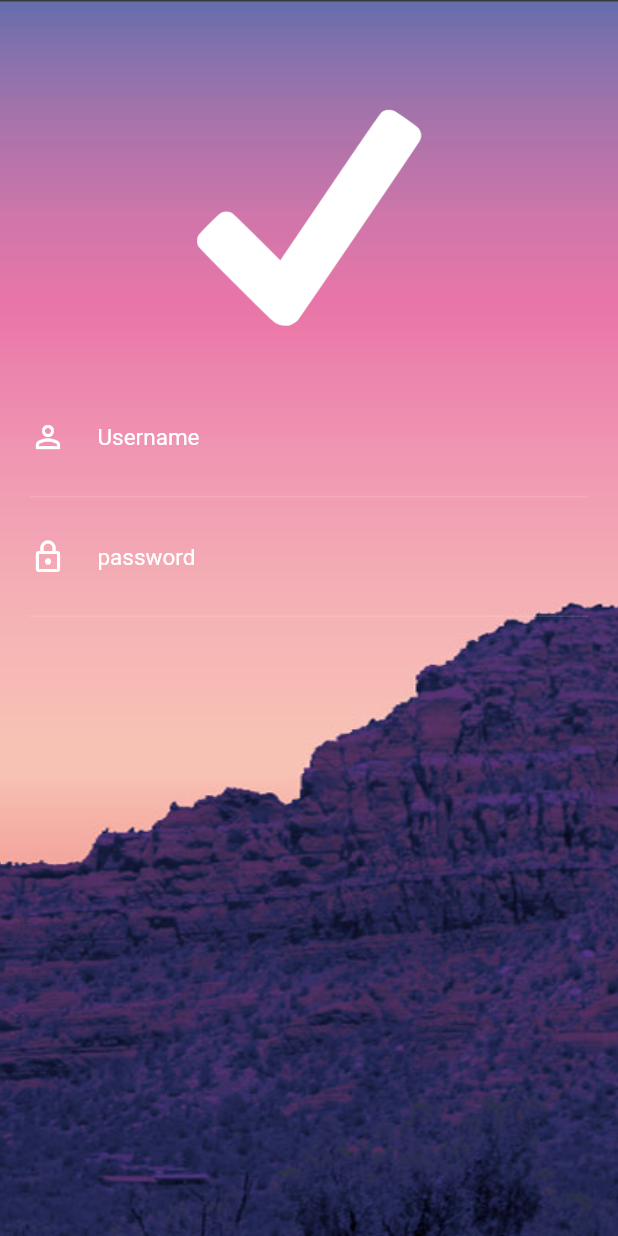
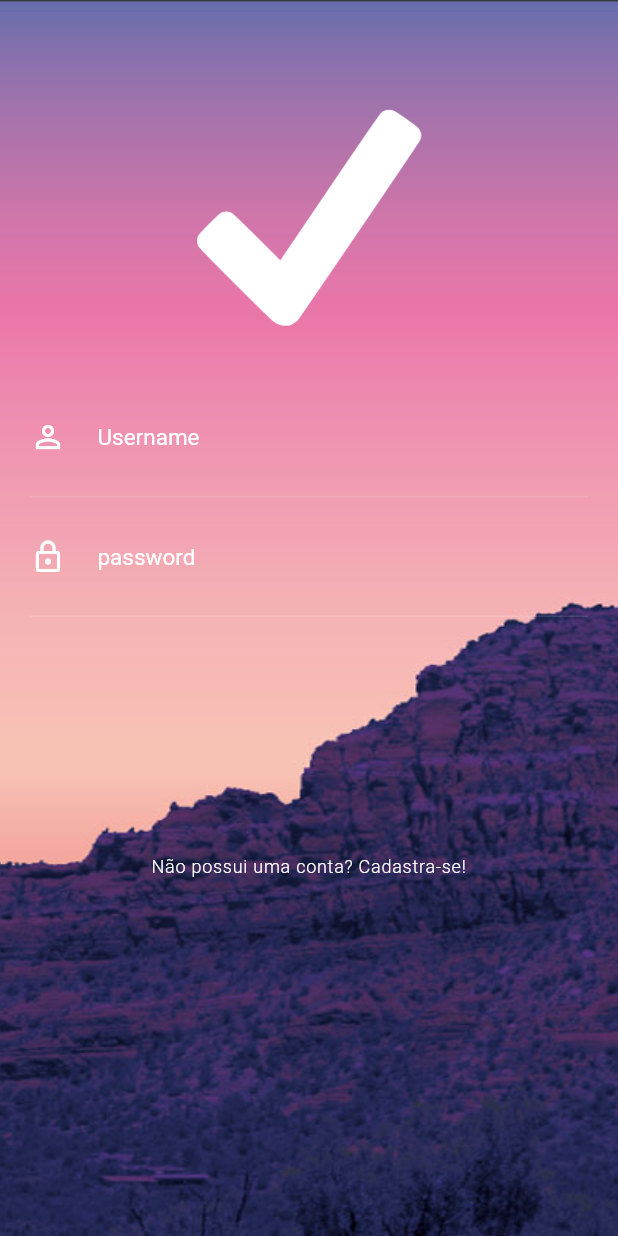
Before and after one commit to joseisaiasmanuel/animation2, a Flutter app: the screen it shows after launch, on a phone screen of 412 x 824 dp. Run offline on Flutter 3.47's test engine with Material 2 defaults, Android fonts, the phone set to English and light mode, and no system bars.

Commit message:
flatButton

```diff
--- a/lib/screen/login_screen.dart
+++ b/lib/screen/login_screen.dart
@@ -1,3 +1,4 @@
+import 'package:animation2/widget/signupbutton.dart';
 import 'package:animation2/widget/widget_form.dart';
 import 'package:flutter/material.dart';
 
@@ -27,7 +28,8 @@ class _LoginScreenState extends State<LoginScreen> {
                    ),
 
                  ),
-                 FormContainer()
+                 FormContainer(),
+                 SignUpButton()
                ],
              )
            ],
--- /dev/null
+++ b/lib/widget/signupbutton.dart
@@ -0,0 +1,18 @@
+import 'package:flutter/material.dart';
+
+class SignUpButton extends StatelessWidget {
+  @override
+  Widget build(BuildContext context) {
+    return FlatButton(
+      padding: EdgeInsets.only(top: 160),
+      onPressed: (){
+
+      },
+      child: Text("Não possui uma conta? Cadastra-se!", textAlign: TextAlign.center,
+      overflow: TextOverflow.ellipsis,
+      style: TextStyle(fontWeight: FontWeight.w300, color:Colors.white, fontSize: 12,letterSpacing: 0.5),
+
+      ),
+    );
+  }
+}
```
